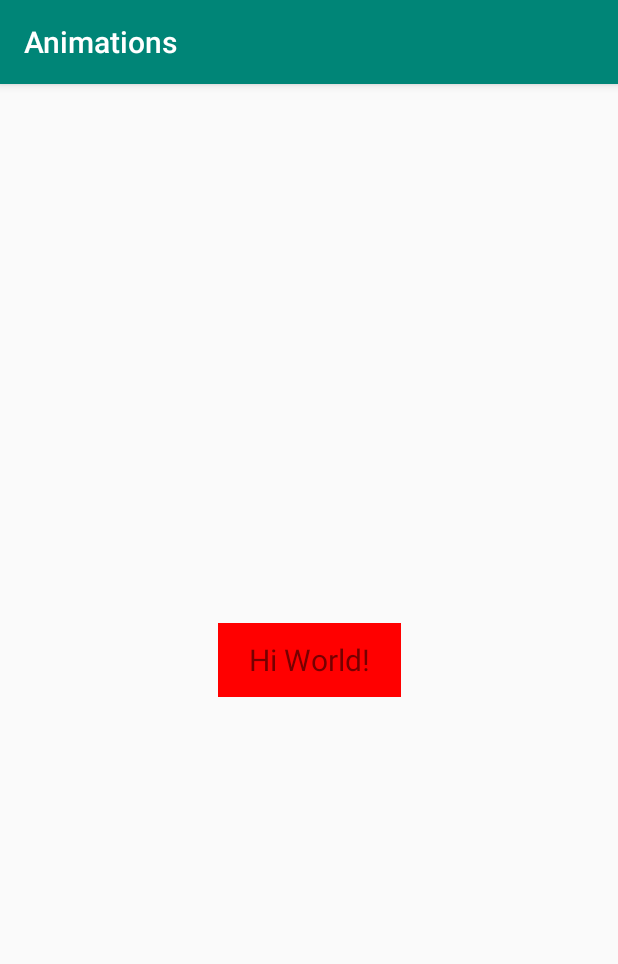
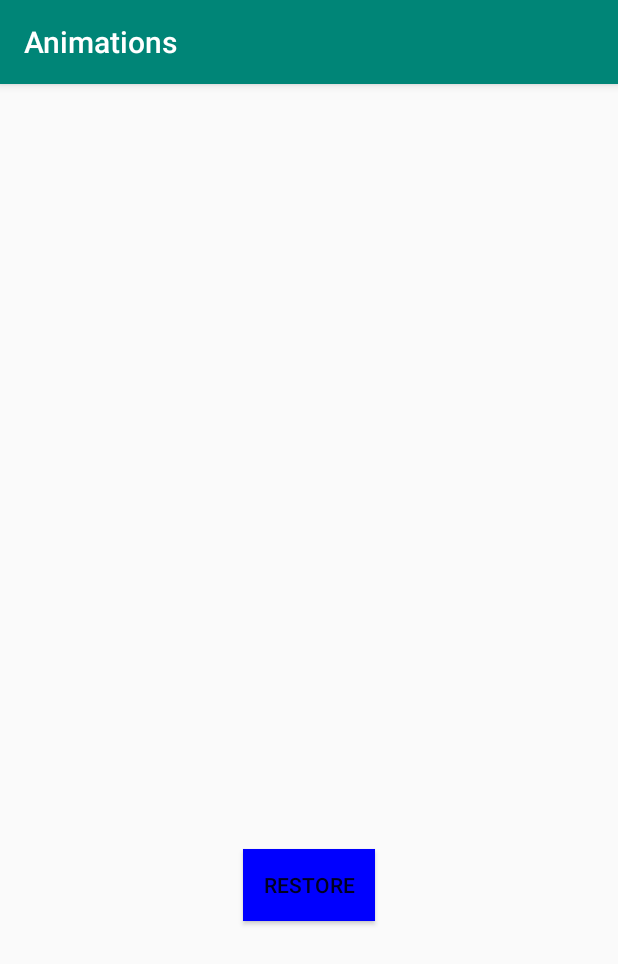
Before and after one commit to dubey22rohit/Android_Animations, an Android app: the screen it shows after launch (MainActivity), on a phone screen of 412 x 824 dp. Shown: the top 964 px of the screen. Run offline under Robolectric (Android 15) with nearby library versions, the phone set to English and light mode, and no system bars.

Commit message:
part 1 done!!!!

```diff
--- a/app/src/main/java/com/skorpion/animations/MainActivity.java
+++ b/app/src/main/java/com/skorpion/animations/MainActivity.java
@@ -5,12 +5,15 @@ import androidx.appcompat.app.AppCompatActivity;
 import android.os.Bundle;
 import android.util.Log;
 import android.view.View;
+import android.widget.Button;
 import android.widget.TextView;
 
 public class MainActivity extends AppCompatActivity {
 public TextView txtHelloWorld;
 public TextView txtHiWorld;
-public boolean isHelloWorldShowing;
+public TextView txtApp;
+public Button txtButton;
+public boolean isHelloWorldShowing = true;
     @Override
     protected void onCreate(Bundle savedInstanceState) {
         super.onCreate(savedInstanceState);
@@ -18,6 +21,12 @@ public boolean isHelloWorldShowing;
 
         txtHelloWorld = findViewById(R.id.txtHelloWorld);
         txtHiWorld = findViewById(R.id.txtHiWorld);
+        txtApp = findViewById(R.id.txtApp);
+        txtButton = findViewById(R.id.txtButton);
+
+        txtHelloWorld.setX(2000);
+        txtHiWorld.setX(2000);
+        txtApp.setY(2000);
 
 
 
@@ -38,6 +47,24 @@ public boolean isHelloWorldShowing;
             }
         });
 
+        txtApp.setOnClickListener(new View.OnClickListener() {
+            @Override
+            public void onClick(View v) {
+                txtApp.animate().translationXBy(1200).setDuration(1000);
+
+            }
+        });
+        txtButton.setOnClickListener(new View.OnClickListener() {
+            @Override
+            public void onClick(View v) {
+                txtHelloWorld.animate().translationXBy(-2000).rotation(45).setDuration(1200);
+                txtHiWorld.animate().translationXBy(-2500).rotation(-45).setDuration(2000);
+                txtApp.animate().translationYBy(-2000).rotation(25).setDuration(1000);
+
+            }
+        });
+
+
 
 
     }
--- a/app/src/main/res/layout/activity_main.xml
+++ b/app/src/main/res/layout/activity_main.xml
@@ -16,22 +16,51 @@
         android:text="Hello World!"
         android:textSize="20sp"
         app:layout_constraintBottom_toBottomOf="parent"
+        app:layout_constraintHorizontal_bias="0.498"
+        app:layout_constraintLeft_toLeftOf="parent"
+        app:layout_constraintRight_toRightOf="parent"
+        app:layout_constraintTop_toTopOf="parent"
+        app:layout_constraintVertical_bias="0.272" />
+
+    <TextView
+        android:id="@+id/txtHiWorld"
+        android:layout_width="122dp"
+        android:layout_height="49dp"
+        android:layout_marginTop="184dp"
+        android:alpha="1"
+        android:background="#ff0000"
+        android:gravity="center"
+        android:text="Hi World!"
+        android:textSize="20sp"
+        app:layout_constraintHorizontal_bias="0.498"
         app:layout_constraintLeft_toLeftOf="parent"
         app:layout_constraintRight_toRightOf="parent"
         app:layout_constraintTop_toTopOf="parent" />
 
     <TextView
-        android:id="@+id/txtHiWorld"
-        android:layout_width="122dp"
-        android:layout_height="49dp"
-        android:alpha="1"
-        android:background="#ff0000"
-        android:gravity="center"
-        android:text="Hi World!"
-        android:textSize="20sp"
-        app:layout_constraintBottom_toBottomOf="parent"
-        app:layout_constraintLeft_toLeftOf="parent"
-        app:layout_constraintRight_toRightOf="parent"
-        app:layout_constraintTop_toTopOf="parent" />
+        android:id="@+id/txtApp"
+        android:layout_width="wrap_content"
+        android:layout_height="wrap_content"
+        android:layout_marginTop="70dp"
+        android:background="#673AB7"
+        android:text="Professional Android App Developement!!"
+        android:textColor="#ff0000"
+        android:textSize="25sp"
+        app:layout_constraintEnd_toEndOf="parent"
+        app:layout_constraintStart_toStartOf="parent"
+        app:layout_constraintTop_toBottomOf="@+id/txtHelloWorld" />
+
+    <Button
+        android:id="@+id/txtButton"
+        android:layout_width="wrap_content"
+        android:layout_height="wrap_content"
+        android:layout_marginStart="161dp"
+        android:layout_marginTop="131dp"
+        android:layout_marginEnd="162dp"
+        android:background="#0000ff"
+        android:text="Restore"
+        app:layout_constraintEnd_toEndOf="parent"
+        app:layout_constraintStart_toStartOf="parent"
+        app:layout_constraintTop_toBottomOf="@+id/txtApp" />
 
 </androidx.constraintlayout.widget.ConstraintLayout>
```
